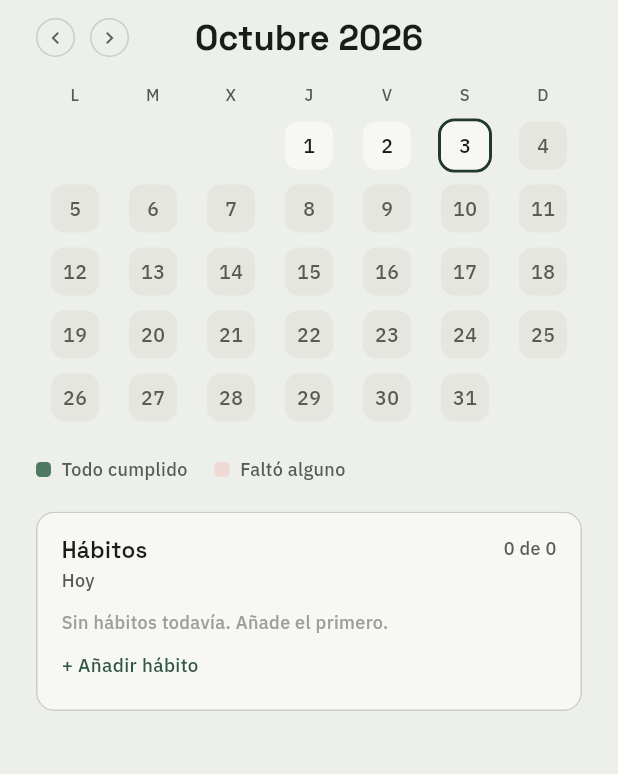
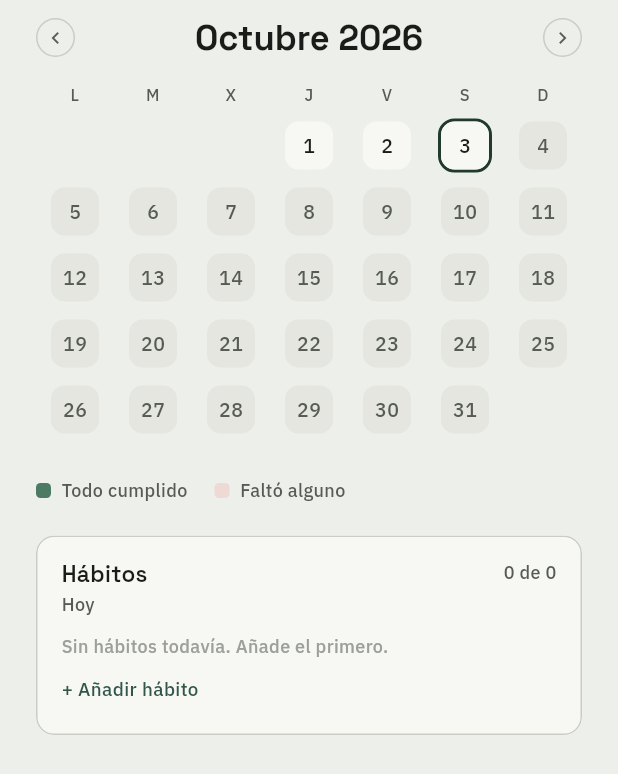
Before and after one commit to Damapa03/ProductivityApp, a Flutter app: the HabitCalendarScreen screen opened directly with empty values, on a phone screen of 412 x 824 dp. Shown: the top 774 px of the screen. Run offline on Flutter 3.47's test engine with Material 3 defaults, Android fonts, the phone set to English and light mode, and no system bars; our stand-ins replace shared_preferences; accounts and stored records are empty; project files that could hold a hidden picture were left out.

Commit message:
fix: reparte la navegación del mes para que no tape el título
El «Stack» con el mes al centro dejaba la píldora «Hoy» encima del nombre
cuando se recorrían meses, y la leyenda se salía del papel en pantallas
estrechas. Ahora cada flecha va a un lado del mes, la leyenda baja de línea
con `Wrap` y el botón de borrar un hábito deja de medir 48 px (la mitad del
mockup) y se encoge a 28.

```diff
--- a/lib/features/habit_calendar/habit_calendar_screen.dart
+++ b/lib/features/habit_calendar/habit_calendar_screen.dart
@@ -168,7 +168,8 @@ class _HabitCalendarScreenState extends State<HabitCalendarScreen> {
                           statusOf: (day) => log.statusOf(day, _today),
                           onTapDay: _selectDay,
                         ),
-                        const SizedBox(height: 16),
+                        // `margin: 20px 0 22px` de la leyenda del mockup.
+                        const SizedBox(height: 20),
                         const Align(
                           alignment: Alignment.centerLeft,
                           child: HabitLegend(),
@@ -176,7 +177,7 @@ class _HabitCalendarScreenState extends State<HabitCalendarScreen> {
                       ],
                     ),
                   ),
-                  const SizedBox(height: 20),
+                  const SizedBox(height: 22),
                   // La lista lleva su propio margen: el calendario arriba no
                   // necesita scrolls, pero los hábitos pueden ser muchos.
                   Expanded(
@@ -204,9 +205,15 @@ class _HabitCalendarScreenState extends State<HabitCalendarScreen> {
 
 /// Cabecera con el mes que se está mirando y las flechas para recorrerlos.
 ///
-/// El mes va centrado de verdad ([Stack] con el texto al centro y la
-/// navegación anclada a la izquierda), así que no se desplaza cuando la
-/// píldora «Hoy» aparece o desaparece al moverse de mes.
+/// El mes va en el centro y la navegación se reparte a los dos lados: a la
+/// izquierda la flecha hacia atrás con la píldora «Hoy» —que es un «volver a
+/// ahora»—, a la derecha la hacia delante. Se reparte en vez de agrupar las
+/// flechas como el mockup porque, agrupadas, el título centrado quedaría debajo
+/// de ellas en cuanto aparece la píldora.
+///
+/// El hueco del centro se reserva con un [Expanded], de modo que el título no
+/// invade los controles: si el mes no cabe (pantalla muy estrecha o nombre muy
+/// largo) se recorta con puntos suspensivos en vez de solaparse.
 class _MonthHeader extends StatelessWidget {
   const _MonthHeader({
     required this.title,
@@ -234,24 +241,48 @@ class _MonthHeader extends StatelessWidget {
   Widget build(BuildContext context) {
     final l10n = AppLocalizations.of(context);
 
+    // Las flechas mueven meses aquí, no días como en la agenda.
+    final previousLabel = l10n.habitsPreviousMonth;
+    final nextLabel = l10n.habitsNextMonth;
+    final todayLabel = l10n.habitsToday;
+
     return Padding(
       padding: padding,
       child: Column(
         children: [
-          Stack(
-            alignment: Alignment.center,
+          Row(
             children: [
-              Text(title, style: AppTextStyles.monthTitle),
               Align(
                 alignment: Alignment.centerLeft,
                 child: StepNavigator(
                   onPrevious: onPrevious,
                   onNext: onNext,
                   onToday: onToday,
-                  // Las flechas mueven meses aquí, no días como en la agenda.
-                  previousLabel: l10n.habitsPreviousMonth,
-                  nextLabel: l10n.habitsNextMonth,
-                  todayLabel: l10n.habitsToday,
+                  showNext: false,
+                  previousLabel: previousLabel,
+                  nextLabel: nextLabel,
+                  todayLabel: todayLabel,
+                ),
+              ),
+              Expanded(
+                child: Center(
+                  child: Text(
+                    title,
+                    style: AppTextStyles.monthTitle,
+                    maxLines: 1,
+                    overflow: TextOverflow.ellipsis,
+                    textAlign: TextAlign.center,
+                  ),
+                ),
+              ),
+              Align(
+                alignment: Alignment.centerRight,
+                child: StepNavigator(
+                  onPrevious: onPrevious,
+                  onNext: onNext,
+                  showPrevious: false,
+                  previousLabel: previousLabel,
+                  nextLabel: nextLabel,
                 ),
               ),
             ],
--- a/lib/features/habit_calendar/habit_check_list.dart
+++ b/lib/features/habit_calendar/habit_check_list.dart
@@ -276,6 +276,10 @@ class _DeleteMenu extends StatelessWidget {
 
   final VoidCallback onDelete;
 
+  /// Lado del botón. El de por defecto (48) doblaría la altura de la fila del
+  /// mockup, así que se encoge: la fila es lo que se toca a diario.
+  static const double size = 28;
+
   @override
   Widget build(BuildContext context) {
     return Semantics(
@@ -287,10 +291,14 @@ class _DeleteMenu extends StatelessWidget {
       child: ExcludeSemantics(
         child: PopupMenuButton<String>(
           icon: const Icon(Icons.more_vert, size: 16, color: AppColors.inkFaint),
-          padding: const EdgeInsets.all(4),
+          padding: EdgeInsets.zero,
           constraints: const BoxConstraints(minWidth: 128),
           shape:
               RoundedRectangleBorder(borderRadius: BorderRadius.circular(8)),
+          style: IconButton.styleFrom(
+            minimumSize: const Size(size, size),
+            tapTargetSize: MaterialTapTargetSize.shrinkWrap,
+          ),
           onSelected: (value) {
             if (value == 'delete') onDelete();
           },
--- a/lib/features/habit_calendar/month_grid.dart
+++ b/lib/features/habit_calendar/month_grid.dart
@@ -47,8 +47,8 @@ class MonthGrid extends StatelessWidget {
   /// Grosor del anillo que marca el día seleccionado y el de hoy.
   static const double ringWidth = 2;
 
-  /// Separación entre filas.
-  static const double rowGap = 6;
+  /// Separación entre filas (`row-gap` de la rejilla del mockup).
+  static const double rowGap = 8;
 
   /// Separación entre la fila de siglas y la rejilla.
   static const double weekdayGap = 10;
@@ -328,11 +328,14 @@ class HabitLegend extends StatelessWidget {
   Widget build(BuildContext context) {
     final l10n = AppLocalizations.of(context);
 
-    return Row(
+    // `Wrap` y no `Row`: en una pantalla estrecha la segunda muestra baja de
+    // línea en vez de salirse del papel.
+    return Wrap(
       key: const Key('habits-legend'),
+      spacing: _itemsGap,
+      runSpacing: 6,
       children: [
         _item(l10n.habitsLegendDone, AppColors.done),
-        const SizedBox(width: _itemsGap),
         _item(l10n.habitsLegendMissed, AppColors.missPale),
       ],
     );
--- a/lib/widgets/step_navigator.dart
+++ b/lib/widgets/step_navigator.dart
@@ -16,6 +16,8 @@ import '../l10n/app_localizations.dart';
 /// El widget no es exclusivo de la agenda: quien reuse las flechas para otro
 /// intervalo (los meses del calendario de hábitos) pasa sus propios textos con
 /// [previousLabel], [nextLabel] y [todayLabel]; si no, se usan los de la agenda.
+/// También se puede pintar solo una de las dos flechas con [showPrevious] y
+/// [showNext], para las cabeceras que las reparten a los lados del título.
 ///
 /// El botón «Hoy» solo aparece cuando no se está ya en hoy, de modo que volver
 /// al día actual no ocupa sitio en el uso habitual. El texto de las flechas no
@@ -32,6 +34,8 @@ class StepNavigator extends StatelessWidget {
     this.previousLabel,
     this.nextLabel,
     this.todayLabel,
+    this.showPrevious = true,
+    this.showNext = true,
   });
 
   /// Notifica que se quiere ver el intervalo anterior.
@@ -57,6 +61,15 @@ class StepNavigator extends StatelessWidget {
   /// Texto del botón de vuelta al día actual; por defecto, «Hoy».
   final String? todayLabel;
 
+  /// Si se pinta la flecha hacia atrás. Por defecto, sí.
+  ///
+  /// Ocultarla no cambia nada más: la callback se sigue pasando (y no se llega a
+  /// usar) para que quien monte la cabecera no tenga que inventarse un caso.
+  final bool showPrevious;
+
+  /// Si se pinta la flecha hacia delante. Por defecto, sí.
+  final bool showNext;
+
   /// Diámetro de los botones circulares (mockup 03).
   static const double buttonSize = 26;
 
@@ -77,6 +90,7 @@ class StepNavigator extends StatelessWidget {
           ),
           const SizedBox(width: gap),
         ],
+        if (showPrevious) ...[
           _StepButton(
             icon: Icons.chevron_left,
             tooltip: previousLabel ??
@@ -85,7 +99,9 @@ class StepNavigator extends StatelessWidget {
                     : l10n.schedulePreviousDay),
             onPressed: onPrevious,
           ),
-        const SizedBox(width: gap),
+          if (showNext) const SizedBox(width: gap),
+        ],
+        if (showNext)
           _StepButton(
             icon: Icons.chevron_right,
             tooltip: nextLabel ??
```
Lines whose indentation alone changed are shown as unchanged.
